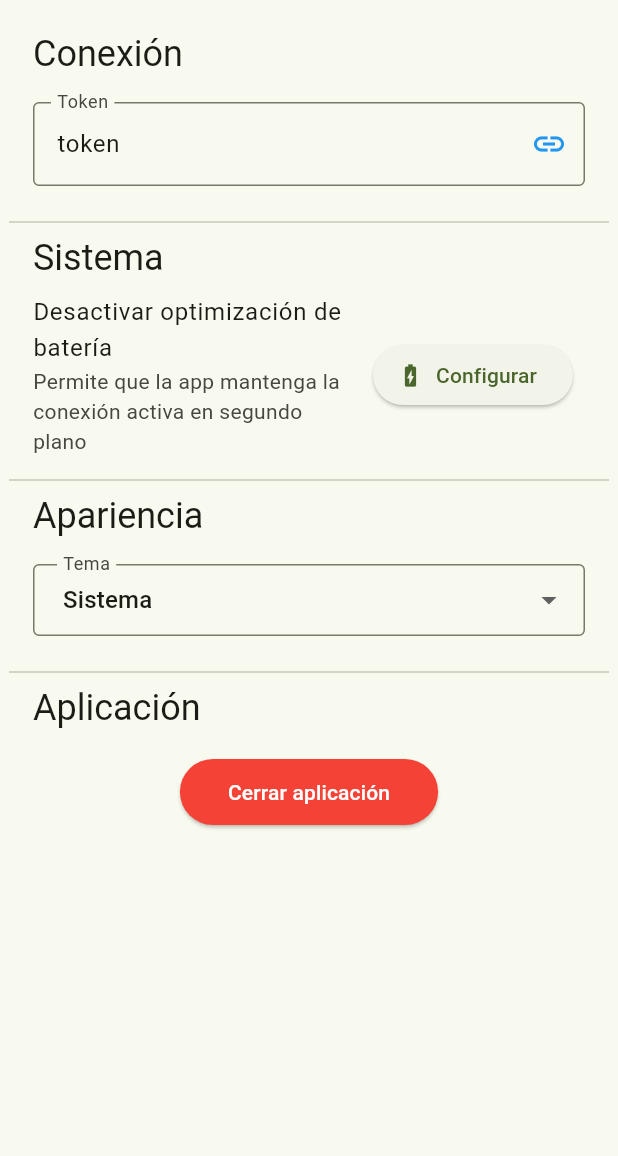
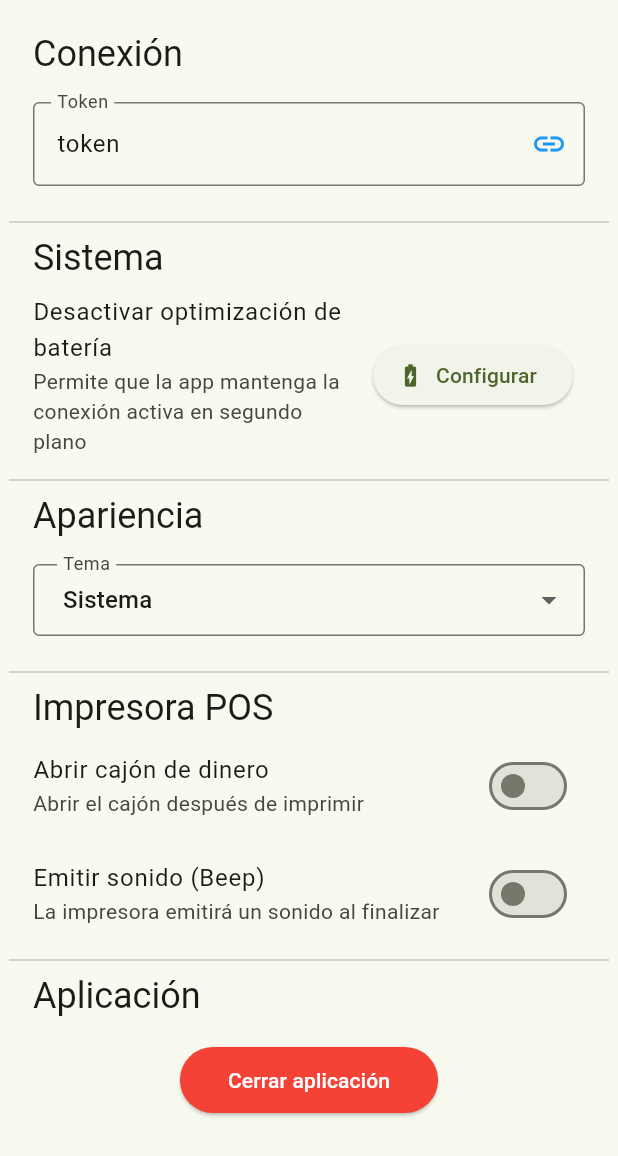
Before and after one commit to maujin111/ACNU, a Flutter app: the GeneralSettingsScreen screen opened directly, on a phone screen of 412 x 824 dp. Shown: the top 1156 px of the screen. Run offline on Flutter 3.47's test engine with Material 3 defaults, Android fonts, the phone set to English and light mode, and no system bars; our stand-ins replace carousel_slider, flutter_local_notifications, package_info_plus, permission_handler, share_plus, shared_preferences and 2 more; missing offline and left inert: desktop_multi_window, flutter_esc_pos_utils, flutter_foreground_task, flutter_pos_printer_platform_image_3, launch_at_startup, tray_manager and 1 more; accounts and stored records are empty; network calls fail; statements that could not run were skipped.

Commit message:
sonido y apertura de caja

```diff
--- a/lib/models/print_request.dart
+++ b/lib/models/print_request.dart
@@ -390,6 +390,7 @@ class PrefacturaData {
   final List<DetallePrefactura> detalles;
   final String? empleado;
   final List<dynamic>? totales;
+  final String? cliente;
 
   PrefacturaData({
     required this.numero,
@@ -410,6 +411,7 @@ class PrefacturaData {
     required this.detalles,
     this.empleado,
     this.totales,
+    this.cliente,
   });
   factory PrefacturaData.fromJson(Map<String, dynamic> json) {
     try {
@@ -491,7 +493,7 @@ class PrefacturaData {
               ? double.tryParse(json['total'].toString()) ?? 0.0
               : 0.0;
       final empleado = json['empleado'] ?? json['empl_nombre'];
-
+      final cliente = json['cliente'] ?? json['clie_nombre'];
       final List<dynamic>? totales = json['totales'];
 
       print(
@@ -520,6 +522,7 @@ class PrefacturaData {
                 .toList(),
         empleado: empleado,
         totales: totales,
+        cliente: cliente
       );
     } catch (e) {
       print('❌ Error al parsear PrefacturaData: $e');
@@ -543,6 +546,7 @@ class PrefacturaData {
         detalles: [],
         empleado: '',
         totales: [],
+        cliente: ''
       );
     }
   }
--- a/lib/services/config_service.dart
+++ b/lib/services/config_service.dart
@@ -317,4 +317,32 @@ class ConfigService {
     final key = '${_printerPaperSizeKey}_$printerName';
     await prefs.remove(key);
   }
+
+  // CONSTANTES PARA COMANDOS POS ADICIONALES
+  static const String _openDrawerKey = 'open_drawer_after_print';
+  static const String _beepKey = 'beep_after_print';
+
+  // Guardar configuración de abrir cajón
+  static Future<void> saveOpenDrawer(bool open) async {
+    final prefs = await SharedPreferences.getInstance();
+    await prefs.setBool(_openDrawerKey, open);
+  }
+
+  // Cargar configuración de abrir cajón
+  static Future<bool> loadOpenDrawer() async {
+    final prefs = await SharedPreferences.getInstance();
+    return prefs.getBool(_openDrawerKey) ?? false;
+  }
+
+  // Guardar configuración de emitir sonido
+  static Future<void> saveBeep(bool beep) async {
+    final prefs = await SharedPreferences.getInstance();
+    await prefs.setBool(_beepKey, beep);
+  }
+
+  // Cargar configuración de emitir sonido
+  static Future<bool> loadBeep() async {
+    final prefs = await SharedPreferences.getInstance();
+    return prefs.getBool(_beepKey) ?? false;
+  }
 }
--- a/lib/settings_screen.dart
+++ b/lib/settings_screen.dart
@@ -17,6 +17,8 @@ class GeneralSettingsScreen extends StatefulWidget {
 
 class _GeneralSettingsScreenState extends State<GeneralSettingsScreen> {
   final _tokenController = TextEditingController();
+  bool _openDrawer = false;
+  bool _beep = false;
 
   @override
   void initState() {
@@ -36,6 +38,13 @@ class _GeneralSettingsScreenState extends State<GeneralSettingsScreen> {
       if (cleanToken != token) {
         await ConfigService.saveWebSocketToken(cleanToken);
       }
+    }
+
+    // Cargar configuraciones de POS
+    _openDrawer = await ConfigService.loadOpenDrawer();
+    _beep = await ConfigService.loadBeep();
+    if (mounted) {
+      setState(() {});
     }
   }
 
@@ -262,6 +271,39 @@ class _GeneralSettingsScreenState extends State<GeneralSettingsScreen> {
                   child: Padding(
                     padding: const EdgeInsets.symmetric(horizontal: 16.0),
                     child: Text(
+                      "Impresora POS",
+                      style: Theme.of(context).textTheme.headlineSmall,
+                    ),
+                  ),
+                ),
+                SwitchListTile(
+                  title: const Text('Abrir cajón de dinero'),
+                  subtitle: const Text('Abrir el cajón después de imprimir'),
+                  value: _openDrawer,
+                  onChanged: (bool value) {
+                    setState(() {
+                      _openDrawer = value;
+                    });
+                    ConfigService.saveOpenDrawer(value);
+                  },
+                ),
+                SwitchListTile(
+                  title: const Text('Emitir sonido (Beep)'),
+                  subtitle: const Text('La impresora emitirá un sonido al finalizar'),
+                  value: _beep,
+                  onChanged: (bool value) {
+                    setState(() {
+                      _beep = value;
+                    });
+                    ConfigService.saveBeep(value);
+                  },
+                ),
+                const Divider(),
+                Align(
+                  alignment: Alignment.centerLeft,
+                  child: Padding(
+                    padding: const EdgeInsets.symmetric(horizontal: 16.0),
+                    child: Text(
                       "Aplicación",
                       style: Theme.of(context).textTheme.headlineSmall,
                     ),
--- a/pubspec.yaml
+++ b/pubspec.yaml
@@ -29,7 +29,7 @@ dependencies:
 
   # Notificaciones (incluye soporte para todas las plataformas)
   flutter_local_notifications: ^17.2.3  # ← Versión estable (bajada de 19.2.1)
-  timezone: ^0.10.1
+  timezone: ^0.9.0
 
   # Utilidades
   package_info_plus: ^8.3.0
```
Also changed, not shown: lib/services/logger_service.dart (+5 -7 lines), lib/services/print_job_service.dart (+50 -0 lines), pubspec.lock, 5 other files.
